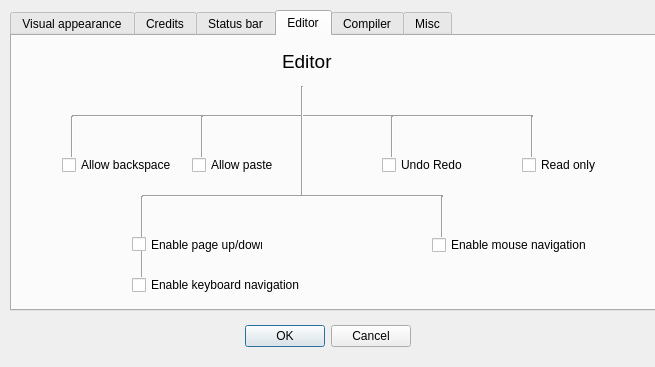
The window that shopdialog.ui (ppershing/ksp-editor) describes before a commit, drawn with Qt 5.
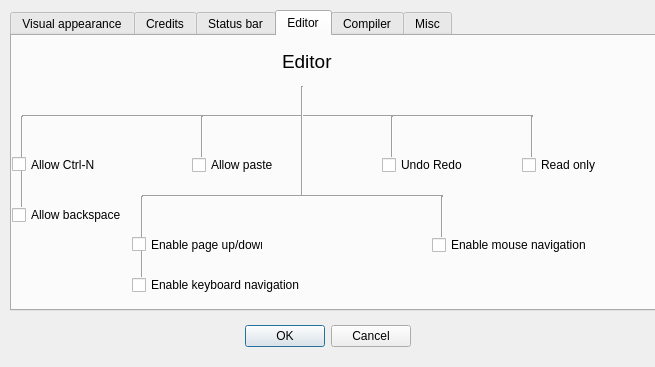
The same window after the commit.

Commit message: Ctrl-N ako upgrade

Patch:
```diff
--- a/shopdialog.ui
+++ b/shopdialog.ui
@@ -586,9 +586,9 @@
     <widget class="QCheckBox" name="checkBoxBackspace">
      <property name="geometry">
       <rect>
-       <x>50</x>
-       <y>120</y>
-       <width>131</width>
+       <x>0</x>
+       <y>170</y>
+       <width>121</width>
        <height>18</height>
       </rect>
      </property>
@@ -656,9 +656,9 @@
     <widget class="Line" name="line_38">
      <property name="geometry">
       <rect>
-       <x>60</x>
+       <x>10</x>
        <y>70</y>
-       <width>461</width>
+       <width>511</width>
        <height>20</height>
       </rect>
      </property>
@@ -695,10 +695,10 @@
     <widget class="Line" name="line_41">
      <property name="geometry">
       <rect>
-       <x>50</x>
+       <x>0</x>
        <y>80</y>
        <width>20</width>
-       <height>41</height>
+       <height>91</height>
       </rect>
      </property>
      <property name="orientation">
@@ -783,6 +783,19 @@
       <string>Enable page up/down</string>
      </property>
     </widget>
+    <widget class="QCheckBox" name="checkBoxCtrln">
+     <property name="geometry">
+      <rect>
+       <x>0</x>
+       <y>120</y>
+       <width>111</width>
+       <height>17</height>
+      </rect>
+     </property>
+     <property name="text">
+      <string>Allow Ctrl-N</string>
+     </property>
+    </widget>
    </widget>
    <widget class="QWidget" name="tab_7">
     <attribute name="title">
```
The commit also changes 3 other files.
